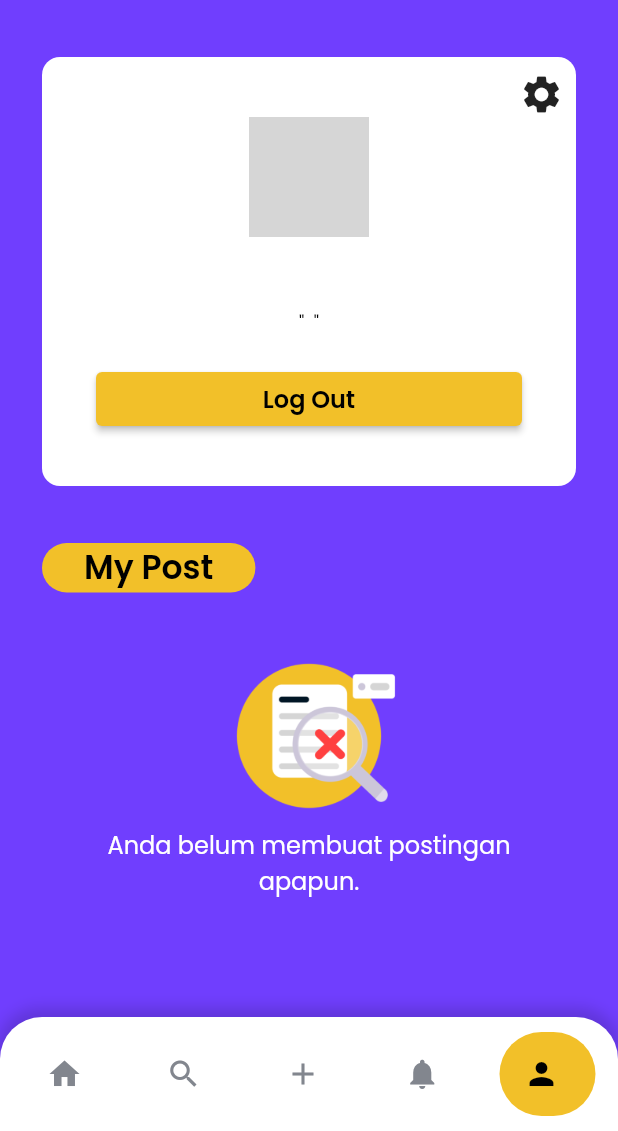
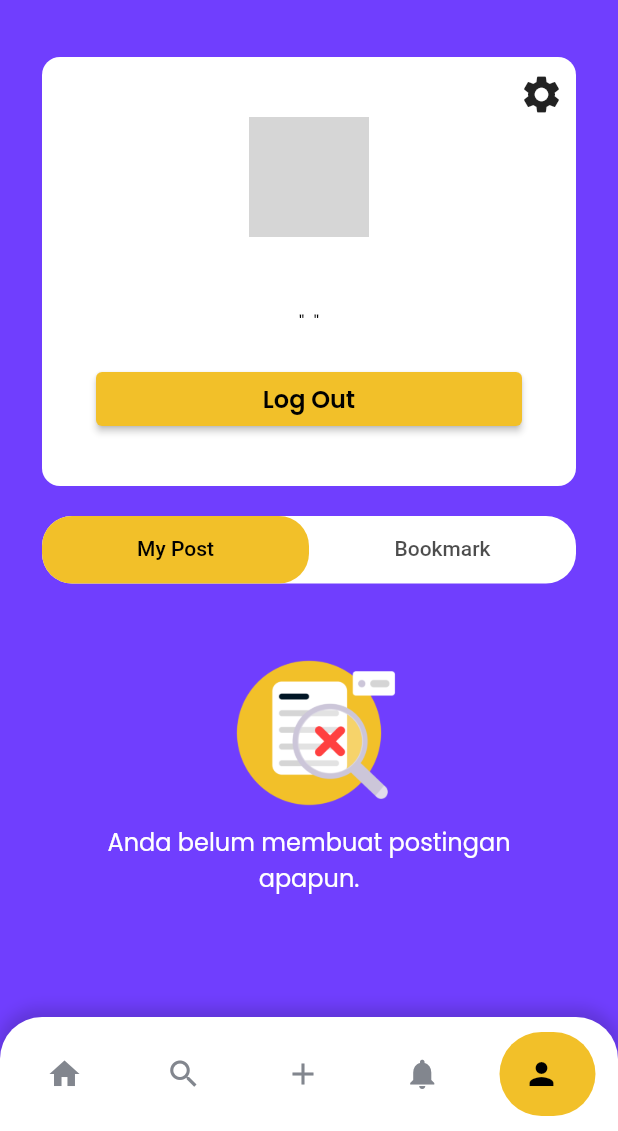
Before and after one commit to Bintang73/Discus-in, a Flutter app: the screen it shows once a user with an empty profile is signed in, item 5 of the bottom bar chosen, after a tap on "Log Out", on a phone screen of 412 x 824 dp, the part 105-1236 px from its top. Run offline on Flutter 3.47's test engine with Material 2 defaults, Android fonts, the phone set to English and light mode, and no system bars; drawn by our look-alikes of google_nav_bar; our stand-ins replace cloud_firestore, firebase_auth, firebase_core, firebase_storage, google_fonts, image_picker and 2 more; missing offline and left inert: slider_captcha; accounts and stored records are empty; network calls fail; grey boxes are pictures that could not be loaded.

Commit message:
create tabbar Fixes #36

```diff
--- a/lib/pages/button_navigasi.dart
+++ b/lib/pages/button_navigasi.dart
@@ -3,6 +3,7 @@ import 'package:google_nav_bar/google_nav_bar.dart';
 import 'package:stalkin/pages/home_page.dart';
 import 'package:stalkin/pages/notification_page.dart';
 import 'package:stalkin/pages/post_page.dart';
+import 'package:stalkin/pages/profile_page%20test.dart';
 import 'package:stalkin/pages/profile_page.dart';
 import 'package:stalkin/pages/search_page.dart';
 
@@ -22,7 +23,7 @@ class _MyNavigationState extends State<MyNavigation> {
     SearchPage(),
     PostPage(),
     NotificationPage(),
-    ProfilePage()
+    ProfilePageTest()
   ];
   @override
   Widget build(BuildContext context) {
--- /dev/null
+++ b/lib/pages/profile_page test.dart
@@ -0,0 +1,318 @@
+import 'package:cloud_firestore/cloud_firestore.dart';
+import 'package:firebase_auth/firebase_auth.dart';
+import 'package:flutter/material.dart';
+import 'package:stalkin/pages/setting_page.dart';
+import 'package:stalkin/widgets/my_post.dart';
+import 'package:stalkin/widgets/not_found_card.dart';
+import 'package:stalkin/widgets/title.dart';
+
+import '../models/post.dart';
+import '../theme.dart';
+import '../widgets/post_card_profile.dart';
+
+class ProfilePageTest extends StatefulWidget {
+  const ProfilePageTest({Key? key}) : super(key: key);
+
+  @override
+  State<ProfilePageTest> createState() => _ProfilePageState();
+}
+
+class _ProfilePageState extends State<ProfilePageTest> {
+  final currentUser = FirebaseAuth.instance.currentUser!;
+  List<Post> posts = [];
+  bool isLoading = true;
+
+  @override
+  void initState() {
+    super.initState();
+    getPost();
+  }
+
+  Future<void> getPost() async {
+    try {
+      CollectionReference postCollection =
+          FirebaseFirestore.instance.collection('User Post');
+      QuerySnapshot<Object?> snapshot = await postCollection
+          .where('email', isEqualTo: currentUser.email)
+          .get();
+
+      if (snapshot.docs.isNotEmpty) {
+        for (int i = 0; i < snapshot.docs.length && i < 20; i++) {
+          String email = snapshot.docs[i].get('email');
+          DocumentSnapshot docSnapshot = await FirebaseFirestore.instance
+              .collection('Users')
+              .doc(email)
+              .get();
+          if (docSnapshot.exists) {
+            Map<String, dynamic> data =
+                docSnapshot.data() as Map<String, dynamic>;
+            String name = data['name'];
+            String userUrlProfile = data['urlProfile'];
+            String userContent = snapshot.docs[i].get('postingan');
+            String getDocId = snapshot.docs[i].id;
+            String getTopic = snapshot.docs[i].get('kategori');
+            int userCommentCount = snapshot.docs[i].get('commentCount');
+            int userTimestamp = snapshot.docs[i].get('timestamp');
+            posts.add(
+              Post(
+                idPost: getDocId,
+                idTopic: getTopic,
+                profileUser: userUrlProfile,
+                nameUser: name,
+                content: userContent,
+                votes: userCommentCount,
+                timestamp: userTimestamp,
+              ),
+            );
+          }
+        }
+      }
+      setState(() {
+        isLoading = false;
+      });
+    } catch (e) {
+      ScaffoldMessenger.of(context).showSnackBar(
+        SnackBar(
+          content: Text(
+            e.toString(),
+            style: semiPoppins,
+          ),
+          backgroundColor: Colors.red,
+          duration: const Duration(seconds: 1),
+        ),
+      );
+    }
+  }
+
+  void deletePost(Post post) {
+    setState(() {
+      posts.remove(post);
+    });
+  }
+
+  @override
+  Widget build(BuildContext context) {
+    return Scaffold(
+      backgroundColor: mainColor,
+      body: DefaultTabController(
+        length: 2,
+        child: NestedScrollView(
+          headerSliverBuilder: (context, value) {
+            return [
+              SliverAppBar(
+                backgroundColor: whiteColor,
+                elevation: 2,
+                pinned: true,
+                shape: const RoundedRectangleBorder(
+                  borderRadius: BorderRadius.only(
+                    bottomLeft: Radius.circular(28),
+                    bottomRight: Radius.circular(28),
+                  ),
+                ),
+                toolbarHeight: 70,
+                flexibleSpace: FlexibleSpaceBar(
+                  background: Container(
+                    margin: const EdgeInsets.only(top: 25),
+                    child: Column(
+                      mainAxisAlignment: MainAxisAlignment.center,
+                      crossAxisAlignment: CrossAxisAlignment.start,
+                      children: [
+                        Container(
+                          padding: const EdgeInsets.symmetric(horizontal: 32),
+                          child: Text(
+                            'Profile',
+                            style: semiPoppins.copyWith(
+                              fontSize: 24,
+                              color: mainColor,
+                            ),
+                          ),
+                        ),
+                      ],
+                    ),
+                  ),
+                ),
+              ),
+              SliverList(
+                delegate: SliverChildListDelegate(
+                  [
+                    Container(
+                      margin: const EdgeInsets.only(top: 38),
+                      child: Padding(
+                        padding: const EdgeInsets.symmetric(horizontal: 28),
+                        child: Column(
+                          crossAxisAlignment: CrossAxisAlignment.start,
+                          children: [
+                            Container(
+                              decoration: BoxDecoration(
+                                color: whiteColor,
+                                borderRadius: BorderRadius.circular(12),
+                              ),
+                              height: 286,
+                              child: Column(
+                                children: [
+                                  Row(
+                                    mainAxisAlignment: MainAxisAlignment.end,
+                                    children: [
+                                      Container(
+                                        padding: const EdgeInsets.only(
+                                          top: 10,
+                                          left: 8,
+                                          right: 8,
+                                        ),
+                                        child: GestureDetector(
+                                          onTap: () {
+                                            Navigator.push(
+                                              context,
+                                              MaterialPageRoute(
+                                                builder: (context) {
+                                                  return const SettingPage();
+                                                },
+                                              ),
+                                            );
+                                          },
+                                          child: const Icon(
+                                            Icons.settings,
+                                            size: 30,
+                                          ),
+                                        ),
+                                      ),
+                                    ],
+                                  ),
+                                  StreamBuilder<DocumentSnapshot>(
+                                    stream: FirebaseFirestore.instance
+                                        .collection('Users')
+                                        .doc(currentUser.email)
+                                        .snapshots(),
+                                    builder: (context, snapshot) {
+                                      if (snapshot.hasData) {
+                                        final userData = snapshot.data!.data()
+                                            as Map<String, dynamic>;
+                                        return Column(
+                                          children: [
+                                            Container(
+                                              padding:
+                                                  const EdgeInsets.symmetric(
+                                                horizontal: 36,
+                                              ),
+                                              width: double.infinity,
+                                              child: Column(
+                                                children: [
+                                                  ClipRRect(
+                                                    borderRadius:
+                                                        BorderRadius.circular(
+                                                            100),
+                                                    child: Image.network(
+                                                      userData['urlProfile'],
+                                                      height: 80,
+                                                      width: 80,
+                                                      fit: BoxFit.cover,
+                                                    ),
+                                                  ),
+                                                  Container(
+                                                    margin: const EdgeInsets
+                                                        .symmetric(
+                                                      vertical: 12,
+                                                    ),
+                                                    child: Text(
+                                                      userData['name'],
+                                                      style:
+                                                          semiPoppins.copyWith(
+                                                        fontSize: 16,
+                                                      ),
+                                                    ),
+                                                  ),
+                                                  Container(
+                                                    margin:
+                                                        const EdgeInsets.only(
+                                                      bottom: 18,
+                                                    ),
+                                                    child: Text(
+                                                      '${'" ' + userData['bio']} "',
+                                                      textAlign:
+                                                          TextAlign.center,
+                                                      style: regularPoppins
+                                                          .copyWith(
+                                                        fontSize: 12,
+                                                      ),
+                                                    ),
+                                                  ),
+                                                  SizedBox(
+                                                    width: double.infinity,
+                                                    child: ElevatedButton(
+                                                      onPressed: () {
+                                                        FirebaseAuth.instance
+                                                            .signOut();
+                                                      },
+                                                      style: ElevatedButton
+                                                          .styleFrom(
+                                                        backgroundColor:
+                                                            secondaryColor,
+                                                      ),
+                                                      child: Text(
+                                                        'Log Out',
+                                                        style: semiPoppins
+                                                            .copyWith(
+                                                          fontSize: 16,
+                                                        ),
+                                                      ),
+                                                    ),
+                                                  ),
+                                                ],
+                                              ),
+                                            ),
+                                          ],
+                                        );
+                                      } else if (snapshot.hasError) {
+                                        return Center(
+                                          child:
+                                              Text('Error ${snapshot.error}'),
+                                        );
+                                      } else {
+                                        return const Center(
+                                          child: CircularProgressIndicator(),
+                                        );
+                                      }
+                                    },
+                                  ),
+                                ],
+                              ),
+                            ),
+                            Container(
+                              margin: EdgeInsets.only(top: 20),
+                              height: 45,
+                              decoration: BoxDecoration(
+                                color: whiteColor,
+                                borderRadius: BorderRadius.circular(20),
+                              ),
+                              child: TabBar(
+                                indicator: BoxDecoration(
+                                  color: secondaryColor,
+                                  borderRadius: BorderRadius.circular(20),
+                                ),
+                                labelColor: blackColor,
+                                tabs: [
+                                  Tab(text: "My Post"),
+                                  Tab(text: "Bookmark"),
+                                ],
+                              ),
+                            ),
+                          ],
+                        ),
+                      ),
+                    ),
+                  ],
+                ),
+              ),
+            ];
+          },
+          body: TabBarView(
+            children: [
+              MyPost(),
+              Text('message'),
+            ],
+          ),
+        ),
+      ),
+    );
+  }
+}
--- /dev/null
+++ b/lib/widgets/my_post.dart
@@ -0,0 +1,124 @@
+import 'package:cloud_firestore/cloud_firestore.dart';
+import 'package:firebase_auth/firebase_auth.dart';
+import 'package:flutter/material.dart';
+import 'package:stalkin/widgets/post_card_profile.dart';
+import 'package:stalkin/widgets/title.dart';
+
+import '../models/post.dart';
+import '../theme.dart';
+import 'not_found_card.dart';
+
+class MyPost extends StatefulWidget {
+  const MyPost({super.key});
+
+  @override
+  State<MyPost> createState() => _MyPostState();
+}
+
+class _MyPostState extends State<MyPost> {
+  final currentUser = FirebaseAuth.instance.currentUser!;
+  List<Post> posts = [];
+  bool isLoading = true;
+
+  @override
+  void initState() {
+    super.initState();
+    getPost();
+  }
+
+  Future<void> getPost() async {
+    try {
+      CollectionReference postCollection =
+          FirebaseFirestore.instance.collection('User Post');
+      QuerySnapshot<Object?> snapshot = await postCollection
+          .where('email', isEqualTo: currentUser.email)
+          .get();
+
+      if (snapshot.docs.isNotEmpty) {
+        for (int i = 0; i < snapshot.docs.length && i < 20; i++) {
+          String email = snapshot.docs[i].get('email');
+          DocumentSnapshot docSnapshot = await FirebaseFirestore.instance
+              .collection('Users')
+              .doc(email)
+              .get();
+          if (docSnapshot.exists) {
+            Map<String, dynamic> data =
+                docSnapshot.data() as Map<String, dynamic>;
+            String name = data['name'];
+            String userUrlProfile = data['urlProfile'];
+            String userContent = snapshot.docs[i].get('postingan');
+            String getDocId = snapshot.docs[i].id;
+            String getTopic = snapshot.docs[i].get('kategori');
+            int userCommentCount = snapshot.docs[i].get('commentCount');
+            int userTimestamp = snapshot.docs[i].get('timestamp');
+            posts.add(
+              Post(
+                idPost: getDocId,
+                idTopic: getTopic,
+                profileUser: userUrlProfile,
+                nameUser: name,
+                content: userContent,
+                votes: userCommentCount,
+                timestamp: userTimestamp,
+              ),
+            );
+          }
+        }
+      }
+      setState(() {
+        isLoading = false;
+      });
+    } catch (e) {
+      ScaffoldMessenger.of(context).showSnackBar(
+        SnackBar(
+          content: Text(
+            e.toString(),
+            style: semiPoppins,
+          ),
+          backgroundColor: Colors.red,
+          duration: const Duration(seconds: 1),
+        ),
+      );
+    }
+  }
+
+  void deletePost(Post post) {
+    setState(() {
+      posts.remove(post);
+    });
+  }
+
+  @override
+  Widget build(BuildContext context) {
+    return Scaffold(
+      backgroundColor: mainColor,
+      body: Container(
+        margin: EdgeInsets.only(left: 32, right: 32, top: 20),
+        child: Column(
+          crossAxisAlignment: CrossAxisAlignment.start,
+          children: [
+            if (isLoading)
+              Container(
+                margin: const EdgeInsets.symmetric(vertical: 20),
+                alignment: Alignment.center,
+                child: const CircularProgressIndicator(),
+              ),
+            if (!isLoading && posts.isEmpty)
+              const NotFoundCard(
+                deskripsi: 'Anda belum membuat postingan apapun.',
+              ),
+            if (!isLoading && posts.isNotEmpty)
+              ...posts
+                  .map(
+                    (post) => PostCardProfile(
+                      post: post,
+                      onDelete: deletePost,
+                    ),
+                  )
+                  .toList(),
+          ],
+        ),
+      ),
+    );
+  }
+}
```
